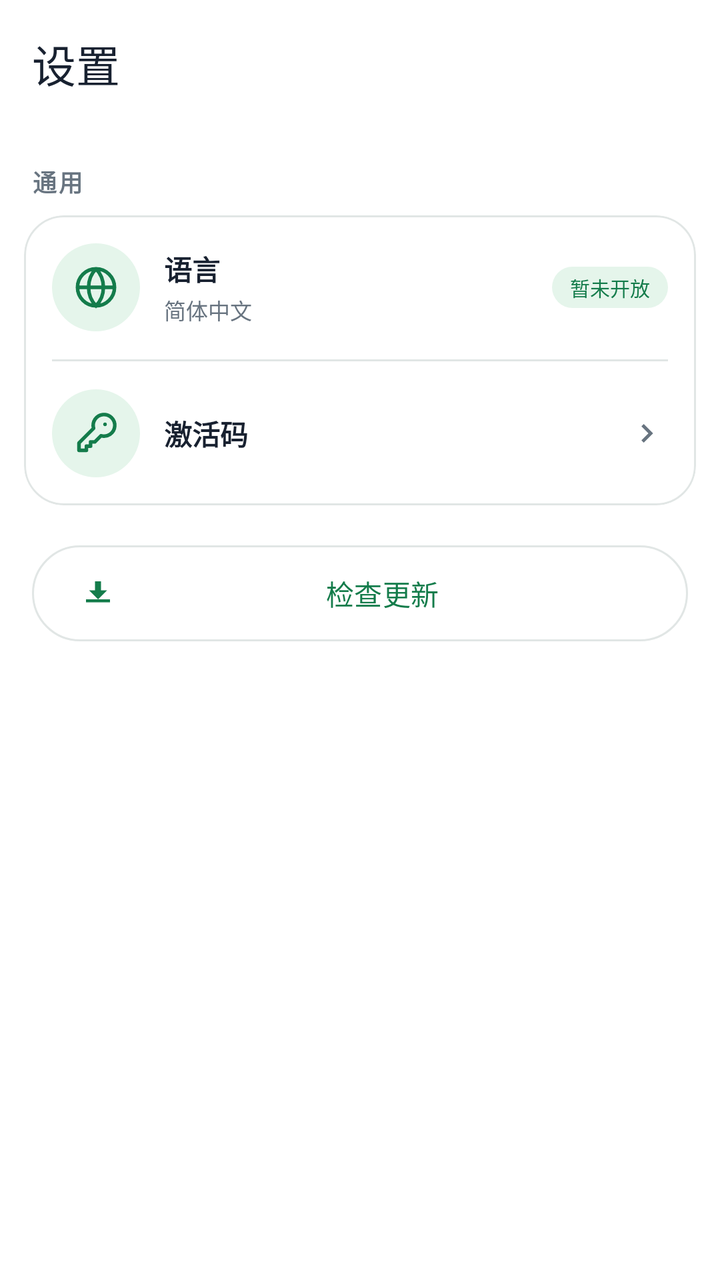
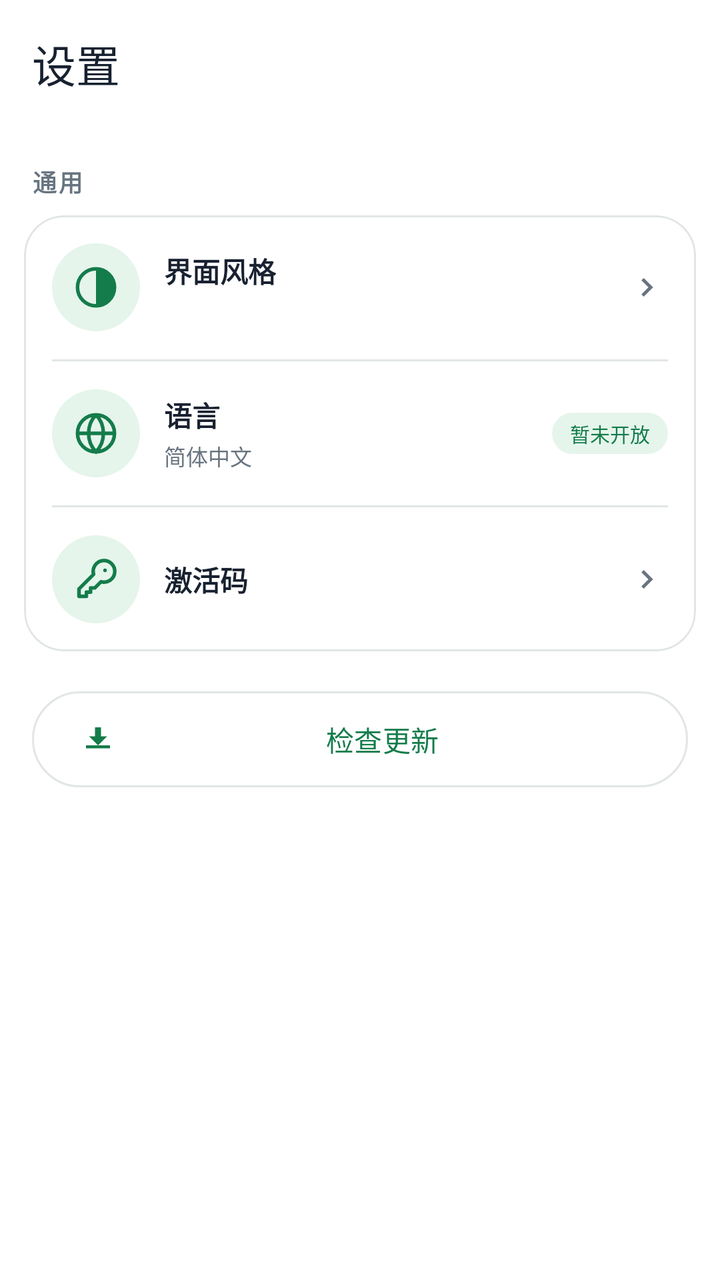

Screens rendered from an Android XML layout before and after an edit, with the pre-edit source and the edit as a unified diff.
<!-- AndroidManifest.xml: activity theme Theme.RouteWorkshop.Home -->
<!-- res/layout/activity_app_settings.xml -->
<?xml version="1.0" encoding="utf-8"?>
<LinearLayout
    xmlns:android="http://schemas.android.com/apk/res/android"
    xmlns:app="http://schemas.android.com/apk/res-auto"
    android:layout_width="match_parent"
    android:layout_height="match_parent"
    android:background="@color/fm_surface"
    android:orientation="vertical">
    <com.google.android.material.appbar.MaterialToolbar
        android:id="@+id/toolbar"
        android:layout_width="match_parent"
        android:layout_height="wrap_content"
        android:background="@color/fm_surface"
        android:minHeight="?attr/actionBarSize"
        app:title="@string/app_settings_title"
        app:titleTextColor="@color/campus_ink" />
    <ScrollView
        android:layout_width="match_parent"
        android:layout_height="0dp"
        android:layout_weight="1"
        android:fillViewport="true">
        <LinearLayout
            android:layout_width="match_parent"
            android:layout_height="wrap_content"
            android:orientation="vertical"
            android:paddingBottom="16dp">
            <TextView
                android:layout_width="wrap_content"
                android:layout_height="wrap_content"
                android:layout_marginStart="16dp"
                android:layout_marginTop="18dp"
                android:letterSpacing="0.08"
                android:text="@string/app_settings_section_general"
                android:textColor="@color/campus_muted"
                android:textSize="12sp"
                android:textStyle="bold" />
            <com.google.android.material.card.MaterialCardView
                android:layout_width="match_parent"
                android:layout_height="wrap_content"
                android:layout_marginStart="12dp"
                android:layout_marginTop="8dp"
                android:layout_marginEnd="12dp"
                app:cardBackgroundColor="@color/fm_surface"
                app:cardCornerRadius="20dp"
                app:cardElevation="0dp"
                app:strokeColor="@color/campus_card_stroke"
                app:strokeWidth="1dp">
                <LinearLayout
                    android:layout_width="match_parent"
                    android:layout_height="wrap_content"
                    android:orientation="vertical"
                    android:paddingHorizontal="14dp">
                    <LinearLayout
                        android:id="@+id/rowLanguage"
                        android:layout_width="match_parent"
                        android:layout_height="wrap_content"
                        android:gravity="center_vertical"
                        android:orientation="horizontal"
                        android:paddingVertical="14dp">
                        <ImageView android:layout_width="44dp" android:layout_height="44dp" android:layout_marginEnd="12dp" android:background="@drawable/bg_campus_entry_icon" android:padding="10dp" android:src="@drawable/ic_fm_globe" android:contentDescription="@null" app:tint="@color/fm_link" />
                        <LinearLayout
                            android:layout_width="0dp"
                            android:layout_height="wrap_content"
                            android:layout_weight="1"
                            android:orientation="vertical">
                            <TextView
                                android:layout_width="wrap_content"
                                android:layout_height="wrap_content"
                                android:text="@string/app_settings_language_title"
                                android:textColor="@color/campus_ink"
                                android:textSize="14sp"
                                android:textStyle="bold" />
                            <TextView
                                android:layout_width="wrap_content"
                                android:layout_height="wrap_content"
                                android:layout_marginTop="2dp"
                                android:text="@string/app_settings_language_value"
                                android:textColor="@color/campus_muted"
                                android:textSize="11sp" />
                        </LinearLayout>
                        <TextView
                            android:layout_width="wrap_content"
                            android:layout_height="wrap_content"
                            android:background="@drawable/bg_campus_soft_pill"
                            android:paddingHorizontal="9dp"
                            android:paddingVertical="3dp"
                            android:text="@string/app_settings_language_badge"
                            android:textColor="@color/campus_mint_dark"
                            android:textSize="10sp" />
                    </LinearLayout>
                    <View
                        android:layout_width="match_parent"
                        android:layout_height="1dp"
                        android:background="@color/fm_border" />
                    <LinearLayout
                        android:id="@+id/rowActivation"
                        android:layout_width="match_parent"
                        android:layout_height="wrap_content"
                        android:background="?attr/selectableItemBackground"
                        android:clickable="true"
                        android:focusable="true"
                        android:gravity="center_vertical"
                        android:orientation="horizontal"
                        android:paddingVertical="14dp">
                        <ImageView android:layout_width="44dp" android:layout_height="44dp" android:layout_marginEnd="12dp" android:background="@drawable/bg_campus_entry_icon" android:padding="10dp" android:src="@drawable/ic_fm_key" android:contentDescription="@null" app:tint="@color/fm_link" />
                        <LinearLayout
                            android:layout_width="0dp"
                            android:layout_height="wrap_content"
                            android:layout_weight="1"
                            android:orientation="vertical">
                            <TextView
                                android:layout_width="wrap_content"
                                android:layout_height="wrap_content"
                                android:text="@string/app_settings_activation_title"
                                android:textColor="@color/campus_ink"
                                android:textSize="14sp"
                                android:textStyle="bold" />
                        </LinearLayout>
                        <ImageView
                            android:id="@+id/imageActivationChevron"
                            android:layout_width="20dp"
                            android:layout_height="20dp"
                            android:contentDescription="@null"
                            android:src="@drawable/ic_campus_chevron_right" />
                    </LinearLayout>
                </LinearLayout>
            </com.google.android.material.card.MaterialCardView>
            <com.google.android.material.button.MaterialButton
                android:id="@+id/rowUpdate"
                style="@style/Widget.Material3.Button.OutlinedButton"
                android:layout_width="match_parent"
                android:layout_height="56dp"
                android:layout_margin="16dp"
                android:text="@string/home_update_title"
                app:icon="@drawable/ic_campus_update" />
        </LinearLayout>
    </ScrollView>
</LinearLayout>
<!-- resources referenced by this layout -->
<resources>
  <color name="campus_card_stroke">@color/fm_border</color>
  <color name="campus_ink">@color/fm_text</color>
  <color name="campus_mint_dark">@color/fm_link</color>
  <color name="campus_muted">@color/fm_muted</color>
  <color name="fm_border">#E1E6E5</color>
  <color name="fm_link">#147C4B</color>
  <color name="fm_surface">#FFFFFF</color>
  <!-- drawable bg_campus_entry_icon (drawable) -->
  <?xml version="1.0" encoding="utf-8"?>
  <shape xmlns:android="http://schemas.android.com/apk/res/android"
      android:shape="oval">
      <solid android:color="@color/campus_mint_pale" />
  </shape>
  <!-- drawable bg_campus_soft_pill (drawable) -->
  <?xml version="1.0" encoding="utf-8"?>
  <shape xmlns:android="http://schemas.android.com/apk/res/android"
      android:shape="rectangle">
      <solid android:color="@color/campus_mint_pale" />
      <corners android:radius="20dp" />
  </shape>
  <!-- drawable ic_campus_chevron_right (drawable) -->
  <vector xmlns:android="http://schemas.android.com/apk/res/android"
      android:width="20dp"
      android:height="20dp"
      android:viewportWidth="24"
      android:viewportHeight="24">
      <path
          android:fillColor="@color/campus_muted"
          android:pathData="M9.4,6.4L8,7.8l4.2,4.2L8,16.2l1.4,1.4L15,12z" />
  </vector>
  <!-- drawable ic_campus_update (drawable) -->
  <vector xmlns:android="http://schemas.android.com/apk/res/android"
      android:width="24dp"
      android:height="24dp"
      android:viewportWidth="24"
      android:viewportHeight="24">
      <path
          android:fillColor="@color/campus_mint_dark"
          android:pathData="M12,16l-6,-6h4V4h4v6h4l-6,6zM4,18v-2h16v2H4z" />
  </vector>
  <string name="app_settings_activation_title">激活码</string>
  <string name="app_settings_language_badge">暂未开放</string>
  <string name="app_settings_language_title">语言</string>
  <string name="app_settings_language_value">简体中文</string>
  <string name="app_settings_section_general">通用</string>
  <string name="app_settings_title">设置</string>
  <string name="home_update_title">检查更新</string>
  <style name="Theme.RouteWorkshop.Home" parent="Theme.RouteWorkshop" />
  <color name="fm_text">#182130</color>
  <color name="fm_muted">#687480</color>
  <color name="campus_mint_pale">@color/fm_surface_alt</color>
  <color name="fm_surface_alt">#E5F5EB</color>
  <color name="fm_brand">#147C4B</color>
  <color name="fm_on_brand">#FFFFFF</color>
  <color name="fm_background">#F5F6FA</color>
  <color name="fm_text_secondary">#66717F</color>
  <style name="Animation.Legion.Activity" parent="@android:style/Animation.Activity">
          <item name="android:activityOpenEnterAnimation">@anim/fm_fade_in</item>
          <item name="android:activityOpenExitAnimation">@anim/fm_hold</item>
          <item name="android:activityCloseEnterAnimation">@anim/fm_fade_in</item>
          <item name="android:activityCloseExitAnimation">@anim/fm_fade_out</item>
      </style>
  <style name="Widget.Legion.FinmoriButton" parent="Widget.Material3.Button"><item name="cornerRadius">16dp</item><item name="android:minHeight">48dp</item></style>
  <!-- unchanged entries left out for length: 3 -->
</resources>

<!-- the commit's change to res/layout/activity_app_settings.xml (unified diff, before → after) -->
@@ -50,6 +50,47 @@
                     android:layout_height="wrap_content"
                     android:orientation="vertical"
                     android:paddingHorizontal="14dp">
+                    <LinearLayout
+                        android:id="@+id/rowAppearance"
+                        android:layout_width="match_parent"
+                        android:layout_height="wrap_content"
+                        android:background="?attr/selectableItemBackground"
+                        android:clickable="true"
+                        android:focusable="true"
+                        android:gravity="center_vertical"
+                        android:orientation="horizontal"
+                        android:paddingVertical="14dp">
+                        <ImageView android:layout_width="44dp" android:layout_height="44dp" android:layout_marginEnd="12dp" android:background="@drawable/bg_campus_entry_icon" android:padding="10dp" android:src="@drawable/ic_fm_display" android:contentDescription="@null" app:tint="@color/fm_link" />
+                        <LinearLayout
+                            android:layout_width="0dp"
+                            android:layout_height="wrap_content"
+                            android:layout_weight="1"
+                            android:orientation="vertical">
+                            <TextView
+                                android:layout_width="wrap_content"
+                                android:layout_height="wrap_content"
+                                android:text="@string/app_settings_appearance_title"
+                                android:textColor="@color/campus_ink"
+                                android:textSize="14sp"
+                                android:textStyle="bold" />
+                            <TextView
+                                android:id="@+id/textAppearanceValue"
+                                android:layout_width="wrap_content"
+                                android:layout_height="wrap_content"
+                                android:layout_marginTop="2dp"
+                                android:textColor="@color/campus_muted"
+                                android:textSize="11sp" />
+                        </LinearLayout>
+                        <ImageView
+                            android:layout_width="20dp"
+                            android:layout_height="20dp"
+                            android:contentDescription="@null"
+                            android:src="@drawable/ic_campus_chevron_right" />
+                    </LinearLayout>
+                    <View
+                        android:layout_width="match_parent"
+                        android:layout_height="1dp"
+                        android:background="@color/fm_border" />
                     <LinearLayout
                         android:id="@+id/rowLanguage"
                         android:layout_width="match_parent"
<!-- resource entries referenced after the edit -->
@@ -40,7 +40,26 @@
           android:fillColor="@color/campus_mint_dark"
           android:pathData="M12,16l-6,-6h4V4h4v6h4l-6,6zM4,18v-2h16v2H4z" />
   </vector>
+  <!-- drawable ic_fm_display (drawable) -->
+  <?xml version="1.0" encoding="utf-8"?>
+  <vector
+      xmlns:android="http://schemas.android.com/apk/res/android"
+      android:width="24dp"
+      android:height="24dp"
+      android:viewportWidth="24"
+      android:viewportHeight="24">
+      <path
+          android:fillColor="@color/fm_link"
+          android:pathData="M12,2.75a9.25,9.25 0,0 1,0 18.5Z" />
+      <path
+          android:fillColor="@android:color/transparent"
+          android:strokeColor="@color/fm_link"
+          android:strokeWidth="1.8"
+          android:strokeLineCap="round"
+          android:pathData="M12,2.75a9.25,9.25 0,1 0,0 18.5a9.25,9.25 0,1 0,0 -18.5Z" />
+  </vector>
   <string name="app_settings_activation_title">激活码</string>
+  <string name="app_settings_appearance_title">界面风格</string>
   <string name="app_settings_language_badge">暂未开放</string>
   <string name="app_settings_language_title">语言</string>
   <string name="app_settings_language_value">简体中文</string>
